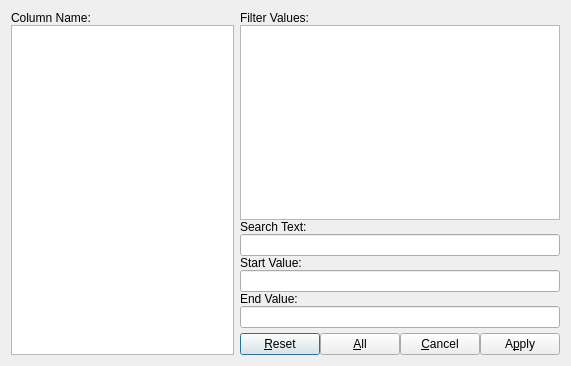
kestermckinney/ProjectNotes, file filterdatadialog.ui: the form before one commit.
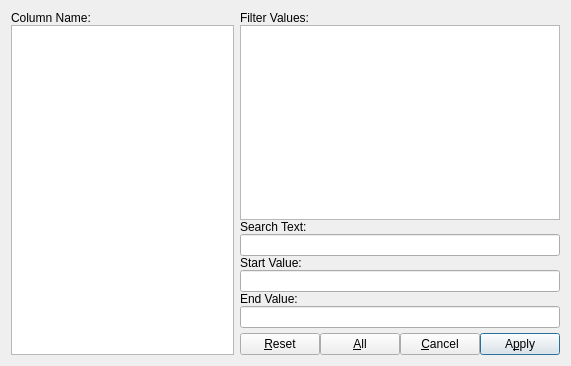
The form after the commit. Custom widgets are drawn as their Qt base class.

```diff
--- a/filterdatadialog.ui
+++ b/filterdatadialog.ui
@@ -176,6 +176,9 @@
            <property name="text">
             <string>A&amp;pply</string>
            </property>
+           <property name="default">
+            <bool>true</bool>
+           </property>
           </widget>
          </item>
         </layout>
```
